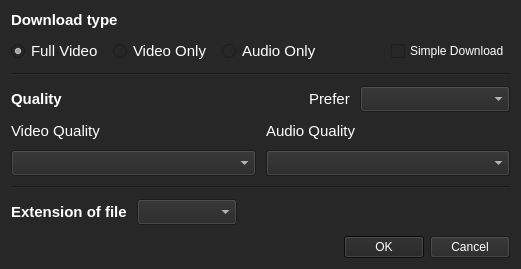
Above: outside/views_ui/DownloadAdvancedSettings_Dialog.ui from Outsider-corp/OutsideYT before the change. Below: the same form after it.
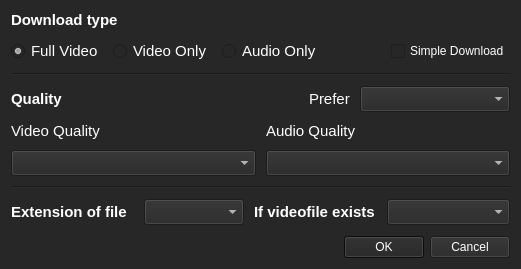
That is the form after the change.

What changed in the file:
```diff
--- a/outside/views_ui/DownloadAdvancedSettings_Dialog.ui
+++ b/outside/views_ui/DownloadAdvancedSettings_Dialog.ui
@@ -342,20 +342,38 @@
            <height>0</height>
           </size>
          </property>
+         <property name="font">
+          <font>
+           <family>Arial</family>
+           <pointsize>11</pointsize>
+          </font>
+         </property>
         </widget>
        </item>
        <item>
-        <spacer name="horizontalSpacer">
-         <property name="orientation">
-          <enum>Qt::Horizontal</enum>
+        <widget class="QLabel" name="label_4">
+         <property name="font">
+          <font>
+           <family>Arial</family>
+           <pointsize>11</pointsize>
+           <weight>75</weight>
+           <bold>true</bold>
+          </font>
          </property>
-         <property name="sizeHint" stdset="0">
-          <size>
-           <width>40</width>
-           <height>20</height>
-          </size>
+         <property name="text">
+          <string>If videofile exists</string>
          </property>
-        </spacer>
+        </widget>
+       </item>
+       <item>
+        <widget class="QComboBox" name="If_exists_comboBox">
+         <property name="font">
+          <font>
+           <family>Arial</family>
+           <pointsize>11</pointsize>
+          </font>
+         </property>
+        </widget>
        </item>
       </layout>
      </item>
```
